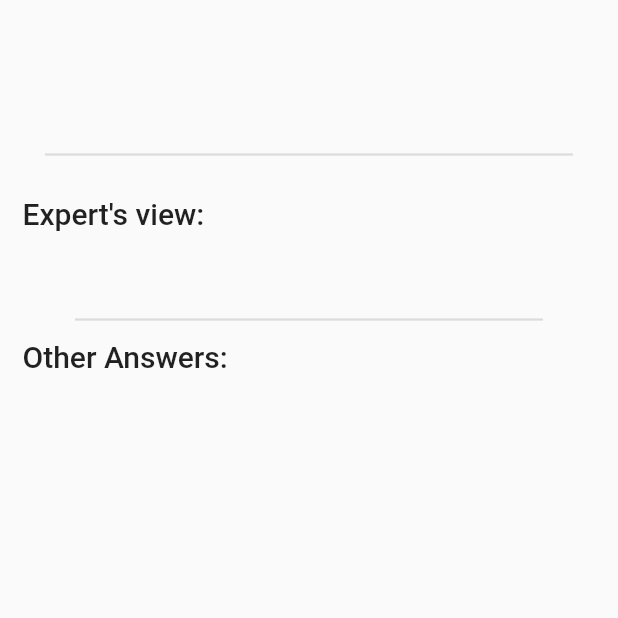
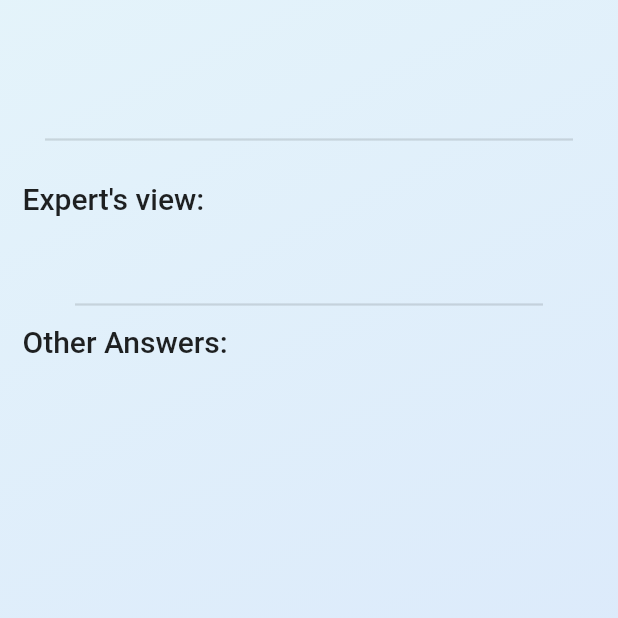
Before and after one commit to mohitsoni-dev/fitness-app-flutter, a Flutter app: the CommunityPostAnswers screen opened directly with empty values, on a phone screen of 412 x 824 dp, the top half of it. Run offline on Flutter 3.47's test engine with Material 2 defaults, Android fonts, the phone set to English and light mode, and no system bars; our stand-ins replace audioplayers, blur, circular_countdown_timer, confetti, flutter_animation_progress_bar, flutter_tts and 5 more; missing offline and left inert: appbar_animated; accounts and stored records are empty; network calls fail.

Commit message:
Update Question_detail.dart

```diff
--- a/lib/ui/views/Question_detail.dart
+++ b/lib/ui/views/Question_detail.dart
@@ -17,12 +17,22 @@ class CommunityPostAnswers extends StatelessWidget {
   @override
   Widget build(BuildContext context) {
     return Scaffold(
-      body: Column(
+      body: SafeArea(
+        top: true,
+        child: Container(
+          decoration: BoxDecoration(
+              gradient: LinearGradient(
+                  begin: Alignment.topLeft,
+                  end: Alignment.bottomRight,
+                  colors: [Color.fromARGB(100,194, 233, 251),Color.fromARGB(100, 161, 196, 253),]
+              )
+          ),
+          child: Column(
             mainAxisAlignment: MainAxisAlignment.start,
             children: [
               Container(
                 child: Padding(
-              padding: const EdgeInsets.only(top: 50.0, left: 10, right: 10),
+                  padding: const EdgeInsets.only(top: 40.0, left: 10, right: 10),
                   child: Text(
                     "$question ",
                     style: TextStyle(fontSize: 30, fontWeight: FontWeight.w500),
@@ -78,6 +88,8 @@ class CommunityPostAnswers extends StatelessWidget {
               )
             ],
           ),
+        ),
+      ),
     );
   }
 }
```
Lines whose indentation alone changed are shown as unchanged.
